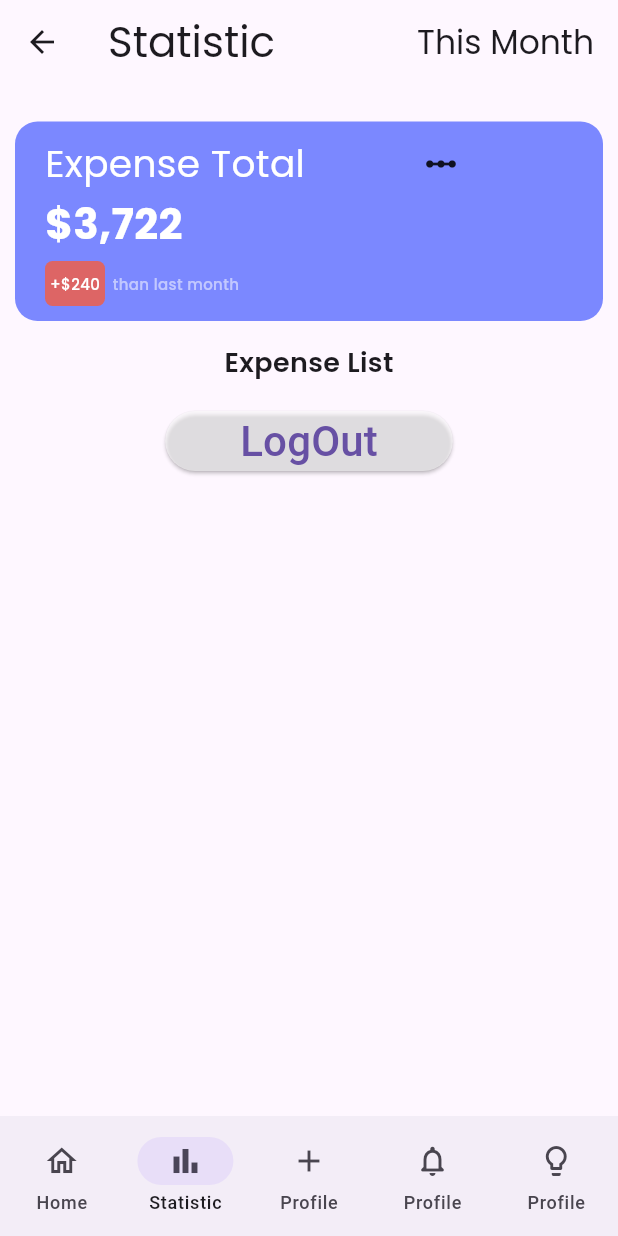
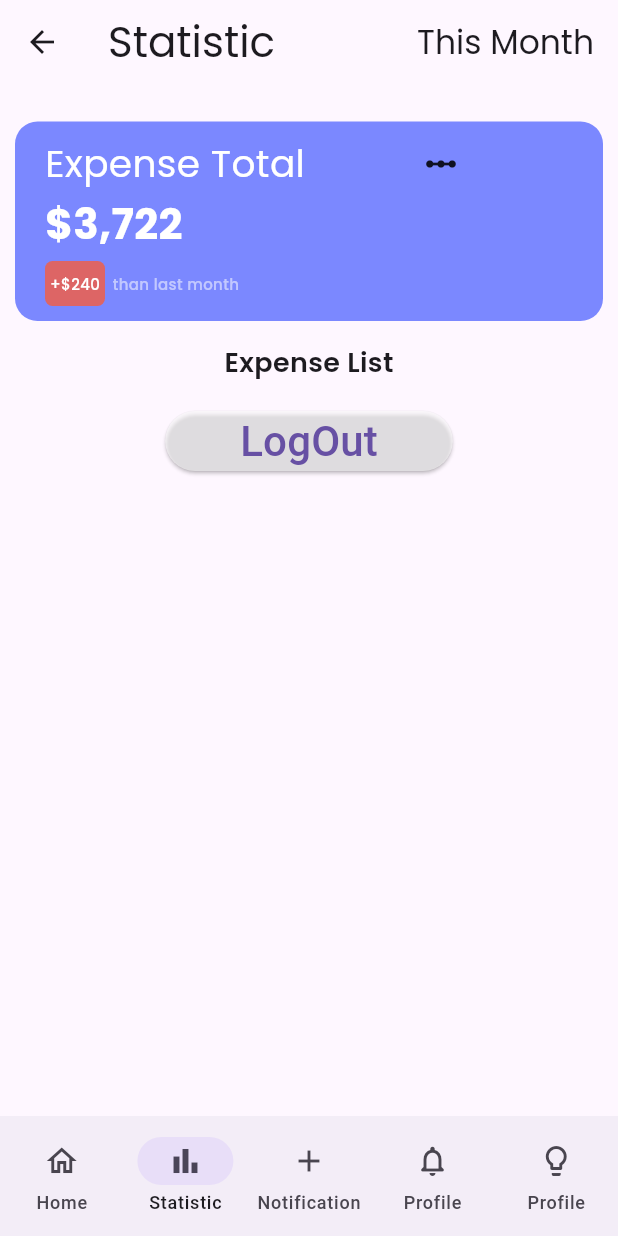
Before and after one commit to cybersleuth0/Expenso, a Flutter app: the BasePage screen opened by its route, item 2 of the bottom bar chosen, on a phone screen of 412 x 824 dp. Run offline on Flutter 3.47's test engine with Material 3 defaults, Android fonts, the phone set to English and light mode, and no system bars; our stand-ins replace flutter_bloc, shared_preferences, sqflite; accounts and stored records are empty.

Commit message:
feat: Implement user registration validation and update navigation bar
This commit introduces the following changes:

-   **User Registration Validation:**
    -  Refactored `RegisterBloc` to handle duplicate email checks before attempting user registration. The `registerUser` method is now called after it is checked the user email is not already exists.
    -  Added error handling in `RegisterBloc` to emit `RegisterFailureState` if an email already exists.
-   **Navigation bar:**
    - The Navigation bar `label` "Profile" changed to "Notification".
-    **Add Expense Screen:**
     - Add new `addExpense_Screen` file.

```diff
--- a/lib/Screens/Navigation/baseHomeScreen.dart
+++ b/lib/Screens/Navigation/baseHomeScreen.dart
@@ -27,7 +27,7 @@ class _BasePageState extends State<BasePage> {
                   icon: Icon(Icons.home_outlined), label: "Home"),
               NavigationDestination(
                   icon: Icon(Icons.bar_chart), label: "Statistic"),
-              NavigationDestination(icon: Icon(Icons.add), label: "Profile"),
+              NavigationDestination(icon: Icon(Icons.add), label: "Notification"),
               NavigationDestination(
                   icon: Icon(Icons.notifications_none_rounded),
                   label: "Profile"),
--- a/lib/Screens/auth/RegisterBloc/register_bloc.dart
+++ b/lib/Screens/auth/RegisterBloc/register_bloc.dart
@@ -11,7 +11,6 @@ class RegisterBloc extends Bloc<RegisterEvent, RegisterState> {
   RegisterBloc({required this.userRepository}) : super(RegisterInitialState()) {
     on<RegisterUserEvent>((event, emit) async {
       emit(RegisterLoadingState());
-      userRepository.registerUser(newusr: event.RegisterNewUsr);
       // if (await dbHelper.isUserAlreadyExist(
       //     email: event.RegisterNewUsr.user_email)) {
       //   emit(RegisterFailureState(errorMsg: "User Already Exist"));
@@ -24,8 +23,7 @@ class RegisterBloc extends Bloc<RegisterEvent, RegisterState> {
       //   }
       // }
       if (await userRepository.checkIfEmailAlreadyExists(
-          email: event.RegisterNewUsr.user_email)) {
-        emit(RegisterFailureState(errorMsg: "User Already Exist"));
+          email: event.RegisterNewUsr.user_email)) {emit(RegisterFailureState(errorMsg: "User Already Exist"));
       } else {
         bool check =
             await userRepository.registerUser(newusr: event.RegisterNewUsr);
```
Also changed, not shown: lib/Screens/expense/addExpense_Screen.dart (added).
